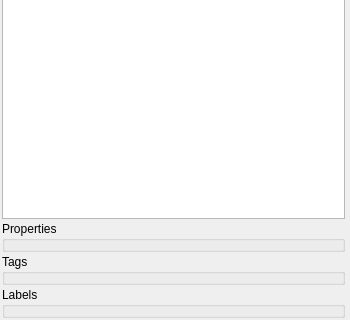
Before: the Qt Designer form resourceForm.ui in Mouse-Imaging-Centre/brain-view2, drawn with Qt 5; both pictures show x 0 to 350 and y 680 to 1000 of the 350 by 1000 pixel window.
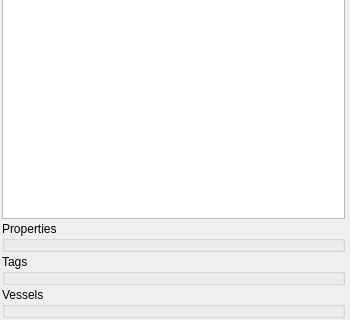
After: the same form once the commit is applied.

```diff
--- a/resourceForm.ui
+++ b/resourceForm.ui
@@ -62,7 +62,7 @@
    <item>
     <widget class="QGroupBox" name="Labels">
      <property name="title">
-      <string>Labels</string>
+      <string>Vessels</string>
      </property>
     </widget>
    </item>
```
Left out of the diff: 2 changed lines with no effect on the pictures.
